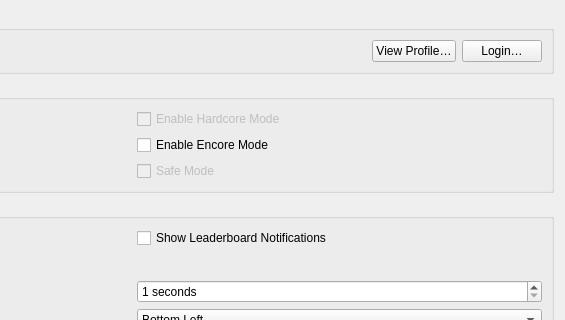
Deathsoul56/snes9xrd, file qt/src/AchievementsPanel.ui: the form before one commit; both pictures show x 297 to 862 and y 0 to 320 of the 862 by 763 pixel window.
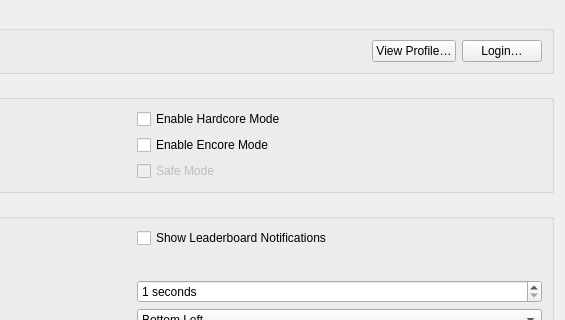
The form after the commit.

Patch:
```diff
--- a/qt/src/AchievementsPanel.ui
+++ b/qt/src/AchievementsPanel.ui
@@ -75,9 +75,6 @@
       </item>
       <item row="0" column="1">
        <widget class="QCheckBox" name="checkBox_enable_hardcore">
-        <property name="enabled">
-         <bool>false</bool>
-        </property>
         <property name="text">
          <string>Enable Hardcore Mode</string>
         </property>
```
Left out of the diff: 2 changed lines with no effect on the pictures.
